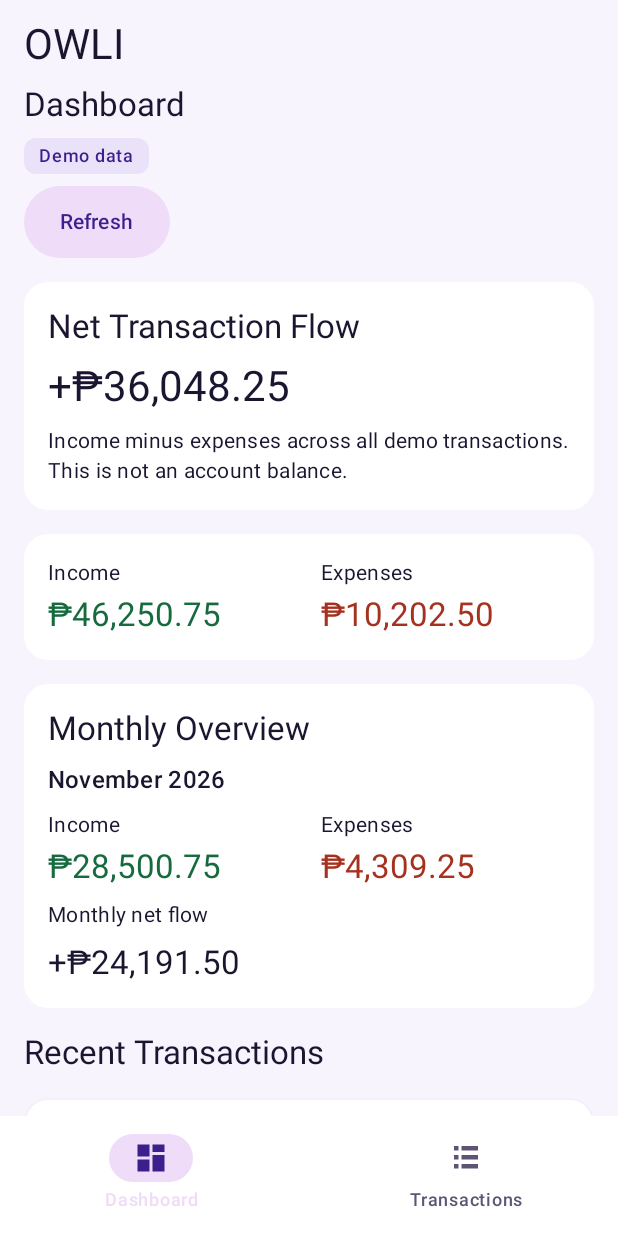
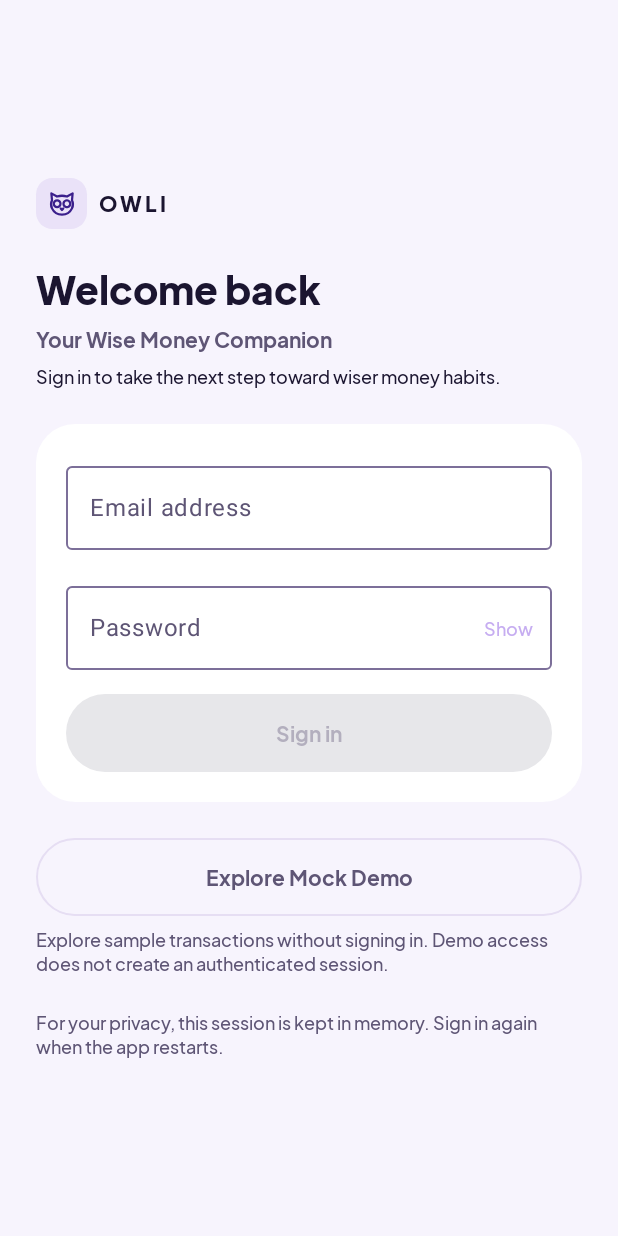
Before and after one commit to andreamaglalang/PersonalFinancePlatform, an Android app built with Jetpack Compose: the screen it shows after launch (MainActivity), on a phone screen of 412 x 824 dp. Run offline under Robolectric (Android 15) with nearby library versions, the phone set to English and light mode, and no system bars.

Commit message:
feat(android): add Lavender and Midnight login entry flow

```diff
--- a/android/app/src/main/java/com/elect3/mobdev/personalfinance/MainActivity.kt
+++ b/android/app/src/main/java/com/elect3/mobdev/personalfinance/MainActivity.kt
@@ -10,6 +10,8 @@ import com.elect3.mobdev.personalfinance.data.mock.MockScenario
 import com.elect3.mobdev.personalfinance.data.mock.MockTransactionRepository
 import com.elect3.mobdev.personalfinance.domain.dashboard.LoadDashboardSummary
 import com.elect3.mobdev.personalfinance.ui.app.OwliApp
+import com.elect3.mobdev.personalfinance.ui.app.OwliEntryGate
+import com.elect3.mobdev.personalfinance.ui.auth.LoginViewModel
 import com.elect3.mobdev.personalfinance.ui.dashboard.DashboardRoute
 import com.elect3.mobdev.personalfinance.ui.dashboard.DashboardViewModel
 import com.elect3.mobdev.personalfinance.ui.theme.PersonalFinanceTheme
@@ -24,6 +26,7 @@ class MainActivity : ComponentActivity() {
         // created only when its factory is invoked, never during recomposition.
         val factory = object : ViewModelProvider.Factory {
             override fun <T : ViewModel> create(modelClass: Class<T>): T = when (modelClass) {
+                LoginViewModel::class.java -> LoginViewModel.Factory().create(modelClass)
                 DashboardViewModel::class.java -> DashboardViewModel.Factory(
                     loader = LoadDashboardSummary(MockTransactionRepository(MockScenario.Normal)),
                     // Used only for an empty demo; nonempty data selects its latest month.
@@ -38,10 +41,12 @@ class MainActivity : ComponentActivity() {
             }
         }
         val provider = ViewModelProvider(this, factory)
+        val loginViewModel = provider.get(LoginViewModel::class.java)
         val dashboardViewModel = provider
             .get(DashboardViewModel::class.java)
         setContent {
             PersonalFinanceTheme {
+                OwliEntryGate(viewModel = loginViewModel) {
                     OwliApp(
                         dashboardContent = { DashboardRoute(viewModel = dashboardViewModel) },
                         transactionsContent = {
@@ -56,3 +61,4 @@ class MainActivity : ComponentActivity() {
             }
         }
     }
+}
--- /dev/null
+++ b/android/app/src/main/java/com/elect3/mobdev/personalfinance/data/remote/ApiConfiguration.kt
@@ -0,0 +1,27 @@
+package com.elect3.mobdev.personalfinance.data.remote
+
+import java.net.URI
+import java.net.URL
+
+/** No endpoint is selected by default. Supplying one requires separate environment approval. */
+class ApiConfiguration private constructor(private val base: URI?) {
+    internal fun authUrl(operation: String): URL? {
+        require(operation == "login" || operation == "logout")
+        return base?.resolve("api/auth/$operation")?.toURL()
+    }
+
+    companion object {
+        fun unconfigured() = ApiConfiguration(null)
+
+        fun https(baseUrl: String): ApiConfiguration {
+            val uri = URI(baseUrl)
+            require(uri.scheme == "https" && !uri.host.isNullOrBlank()) { "HTTPS endpoint required" }
+            require(uri.rawUserInfo == null && uri.rawQuery == null && uri.rawFragment == null) {
+                "Endpoint must not contain credentials, query, or fragment"
+            }
+            require(uri.port == -1 || uri.port in 1..65535) { "Invalid endpoint port" }
+            require(uri.path.isNullOrEmpty() || uri.path.endsWith('/')) { "Base path must end with /" }
+            return ApiConfiguration(uri)
+        }
+    }
+}
--- /dev/null
+++ b/android/app/src/main/java/com/elect3/mobdev/personalfinance/ui/auth/LoginScreen.kt
@@ -0,0 +1,169 @@
+package com.elect3.mobdev.personalfinance.ui.auth
+
+import androidx.compose.foundation.layout.*
+import androidx.compose.foundation.rememberScrollState
+import androidx.compose.foundation.text.KeyboardActions
+import androidx.compose.foundation.text.KeyboardOptions
+import androidx.compose.foundation.verticalScroll
+import androidx.compose.material3.*
+import androidx.compose.runtime.*
+import androidx.compose.ui.Alignment
+import androidx.compose.ui.Modifier
+import androidx.compose.ui.platform.LocalFocusManager
+import androidx.compose.ui.res.stringResource
+import androidx.compose.ui.semantics.LiveRegionMode
+import androidx.compose.ui.semantics.contentDescription
+import androidx.compose.ui.semantics.heading
+import androidx.compose.ui.semantics.liveRegion
+import androidx.compose.ui.semantics.semantics
+import androidx.compose.ui.text.input.ImeAction
+import androidx.compose.ui.text.input.KeyboardType
+import androidx.compose.ui.text.input.PasswordVisualTransformation
+import androidx.compose.ui.text.input.VisualTransformation
+import androidx.compose.ui.unit.dp
+import androidx.lifecycle.compose.collectAsStateWithLifecycle
+import com.elect3.mobdev.personalfinance.R
+import com.elect3.mobdev.personalfinance.data.remote.AuthFailure
+import com.elect3.mobdev.personalfinance.ui.components.OwliBrand
+import com.elect3.mobdev.personalfinance.ui.theme.LocalOwliShapes
+import com.elect3.mobdev.personalfinance.ui.theme.LocalOwliTypography
+
+/** The entry owner supplies PersonalFinanceTheme and explicit mock-demo navigation. */
+@Composable
+fun LoginRoute(
+    viewModel: LoginViewModel,
+    modifier: Modifier = Modifier,
+    onExploreMockDemo: (() -> Unit)? = null,
+) {
+    val state by viewModel.state.collectAsStateWithLifecycle()
+    DisposableEffect(viewModel) { onDispose { viewModel.cancelLogin() } }
+    LoginScreen(state, viewModel::login, modifier, onExploreMockDemo)
+}
+
+@Composable
+fun LoginScreen(
+    state: LoginUiState,
+    onLogin: (String, String) -> Unit,
+    modifier: Modifier = Modifier,
+    onExploreMockDemo: (() -> Unit)? = null,
+) {
+    // Never saved to instance state. Password is removed from the field on submission/disposal.
+    var email by remember { mutableStateOf("") }
+    var password by remember { mutableStateOf("") }
+    var passwordVisible by remember { mutableStateOf(false) }
+    val typography = LocalOwliTypography.current
+    val shapes = LocalOwliShapes.current
+    val focus = LocalFocusManager.current
+    val enabled = !state.isLoading && !state.isSignedIn
+    fun submit() {
+        if (!enabled) return
+        val submittedPassword = password
+        password = ""
+        passwordVisible = false
+        focus.clearFocus()
+        onLogin(email, submittedPassword)
+    }
+    LaunchedEffect(state.isSignedIn) {
+        if (state.isSignedIn) { email = ""; password = ""; passwordVisible = false }
+    }
+    Surface(modifier.fillMaxSize(), color = MaterialTheme.colorScheme.background) {
+        Box(Modifier.fillMaxSize().safeDrawingPadding().imePadding(), contentAlignment = Alignment.Center) {
+            Column(
+                Modifier.widthIn(max = 480.dp).fillMaxWidth().verticalScroll(rememberScrollState()).padding(24.dp),
+                verticalArrangement = Arrangement.spacedBy(24.dp),
+            ) {
+                OwliBrand()
+                Column(verticalArrangement = Arrangement.spacedBy(8.dp)) {
+                    Text(stringResource(R.string.auth_welcome), style = typography.screenTitle,
+                        modifier = Modifier.semantics { heading() })
+                    Text(stringResource(R.string.app_tagline), style = typography.bodyStrong,
+                        color = MaterialTheme.colorScheme.onSurfaceVariant)
+                    Text(stringResource(R.string.auth_intro), style = typography.body)
+                }
+                Surface(shape = shapes.hero, color = MaterialTheme.colorScheme.surface) {
+                    Column(Modifier.padding(20.dp), verticalArrangement = Arrangement.spacedBy(16.dp)) {
+                        OutlinedTextField(
+                            value = email, onValueChange = { email = it },
+                            modifier = Modifier.fillMaxWidth(), enabled = enabled, singleLine = true,
+                            label = { Text(stringResource(R.string.auth_email)) }, textStyle = typography.bodyStrong,
+                            keyboardOptions = KeyboardOptions(keyboardType = KeyboardType.Email, imeAction = ImeAction.Next),
+                        )
+                        OutlinedTextField(
+                            value = password, onValueChange = { password = it },
+                            modifier = Modifier.fillMaxWidth(), enabled = enabled, singleLine = true,
+                            label = { Text(stringResource(R.string.auth_password)) }, textStyle = typography.bodyStrong,
+                            visualTransformation = if (passwordVisible) VisualTransformation.None else PasswordVisualTransformation(),
+                            trailingIcon = {
+                                val visibilityLabel = stringResource(if (passwordVisible)
+                                    R.string.auth_hide_password else R.string.auth_show_password)
+                                TextButton(onClick = { passwordVisible = !passwordVisible }, enabled = enabled,
+                                    modifier = Modifier.heightIn(min = 48.dp)
+                                        .semantics { contentDescription = visibilityLabel }) {
+                                    Text(stringResource(if (passwordVisible) R.string.auth_hide else R.string.auth_show),
+                                        style = typography.caption)
+                                }
+                            },
+                            keyboardOptions = KeyboardOptions(keyboardType = KeyboardType.Password, imeAction = ImeAction.Done),
+                            keyboardActions = KeyboardActions(onDone = { submit() }),
+                        )
+                        state.error?.let {
+                            Text(stringResource(authErrorResource(it)), style = typography.body,
+                                color = MaterialTheme.colorScheme.error,
+                                modifier = Modifier.semantics { liveRegion = LiveRegionMode.Polite })
+                        }
+                        if (state.revocationUnconfirmed) Text(stringResource(R.string.auth_logout_unconfirmed),
+                            style = typography.body, modifier = Modifier.semantics { liveRegion = LiveRegionMode.Polite })
+                        Button(onClick = { submit() }, enabled = enabled && email.isNotBlank() && password.isNotBlank(),
+                            shape = shapes.button, modifier = Modifier.fillMaxWidth().heightIn(min = 52.dp)
+                                .semantics { liveRegion = LiveRegionMode.Polite }) {
+                            if (state.isLoading) {
+                                CircularProgressIndicator(Modifier.size(18.dp), strokeWidth = 2.dp,
+                                    color = MaterialTheme.colorScheme.onSurface)
+                                Spacer(Modifier.width(10.dp))
+                            }
+                            Text(stringResource(when {
+                                state.isLoading -> R.string.auth_signing_in
+                                state.isSignedIn -> R.string.auth_signed_in
+                                else -> R.string.auth_sign_in
+                            }), style = typography.bodyStrong)
+                        }
+                    }
+                }
+                onExploreMockDemo?.let { explore ->
+                    Column(verticalArrangement = Arrangement.spacedBy(8.dp)) {
+                        OutlinedButton(
+                            onClick = {
+                                password = ""
+                                passwordVisible = false
+                                focus.clearFocus()
+                                explore()
+                            },
+                            enabled = enabled,
+                            shape = shapes.button,
+                            modifier = Modifier.fillMaxWidth().heightIn(min = 52.dp),
+                        ) {
+                            Text(stringResource(R.string.auth_explore_mock_demo), style = typography.bodyStrong)
+                        }
+                        Text(stringResource(R.string.auth_demo_note), style = typography.caption,
+                            color = MaterialTheme.colorScheme.onSurfaceVariant)
+                    }
+                }
+                Text(stringResource(R.string.auth_session_note), style = typography.caption,
+                    color = MaterialTheme.colorScheme.onSurfaceVariant)
+            }
+        }
+    }
+}
+
+private fun authErrorResource(failure: AuthFailure): Int = when (failure) {
+    AuthFailure.NotConfigured -> R.string.auth_not_configured
+    AuthFailure.InvalidInput -> R.string.auth_invalid_input
+    AuthFailure.InvalidCredentials -> R.string.auth_invalid_credentials
+    AuthFailure.RateLimited -> R.string.auth_rate_limited
+    AuthFailure.Timeout -> R.string.auth_timeout
+    AuthFailure.SecureConnection -> R.string.auth_secure_connection
+    AuthFailure.Unavailable -> R.string.auth_unavailable
+    AuthFailure.InvalidResponse -> R.string.auth_invalid_response
+    AuthFailure.AccessDenied -> R.string.auth_access_denied
+    AuthFailure.SessionExpired -> R.string.auth_session_expired
+}
--- a/android/app/src/main/res/values/strings.xml
+++ b/android/app/src/main/res/values/strings.xml
@@ -58,4 +58,31 @@
     <string name="dashboard_retry_refresh">Retry refresh</string>
     <string name="navigation_dashboard">Dashboard</string>
     <string name="navigation_transactions">Transactions</string>
+    <string name="auth_welcome">Welcome back</string>
+    <string name="auth_intro">Sign in to take the next step toward wiser money habits.</string>
+    <string name="auth_email">Email address</string>
+    <string name="auth_password">Password</string>
+    <string name="auth_show_password">Show password</string>
+    <string name="auth_hide_password">Hide password</string>
+    <string name="auth_show">Show</string>
+    <string name="auth_hide">Hide</string>
+    <string name="auth_sign_in">Sign in</string>
+    <string name="auth_signing_in">Signing in…</string>
+    <string name="auth_signed_in">Signed in</string>
+    <string name="auth_session_note">For your privacy, this session is kept in memory. Sign in again when the app restarts.</string>
+    <string name="auth_not_configured">Sign-in is not available yet. The secure server connection has not been configured.</string>
+    <string name="auth_invalid_input">Enter a valid email address and a password of up to 128 characters.</string>
+    <string name="auth_invalid_credentials">Email or password is incorrect, or the account is unavailable. Check your details and try again.</string>
+    <string name="auth_rate_limited">Too many attempts. Please wait a minute before trying again.</string>
+    <string name="auth_timeout">The connection timed out. Please try again.</string>
+    <string name="auth_secure_connection">A secure connection could not be verified. Please check the server configuration.</string>
+    <string name="auth_unavailable">Sign-in is temporarily unavailable. Check your connection and try again.</string>
+    <string name="auth_invalid_response">The server response could not be verified. Please try again later.</string>
+    <string name="auth_access_denied">Access was denied. Please check with the project administrator.</string>
+    <string name="auth_session_expired">Your session has expired. Please sign in again.</string>
+    <string name="auth_logout_unconfirmed">You are signed out on this device. Server sign-out could not be confirmed.</string>
+    <string name="auth_explore_mock_demo">Explore Mock Demo</string>
+    <string name="auth_demo_note">Explore sample transactions without signing in. Demo access does not create an authenticated session.</string>
+    <string name="auth_demo_title">Mock Demo · Sample data</string>
+    <string name="auth_return_to_login">Return to Login</string>
 </resources>
```
Also changed, not shown: android/app/src/main/java/com/elect3/mobdev/personalfinance/data/auth/AuthRepository.kt (added, +85 -0 lines), android/app/src/main/java/com/elect3/mobdev/personalfinance/data/remote/AuthApiClient.kt (added, +162 -0 lines), android/app/src/main/java/com/elect3/mobdev/personalfinance/ui/app/OwliEntryGate.kt (added, +67 -0 lines), android/app/src/main/java/com/elect3/mobdev/personalfinance/ui/auth/LoginViewModel.kt (added, +156 -0 lines). Lines whose indentation alone changed are shown as unchanged.
